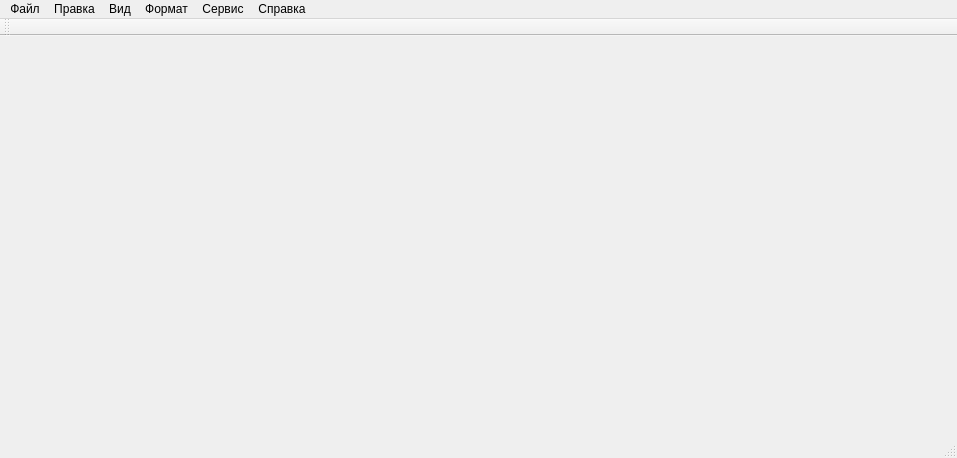
Qt form mainwindow.ui (d1vanov/quentier) before a commit.
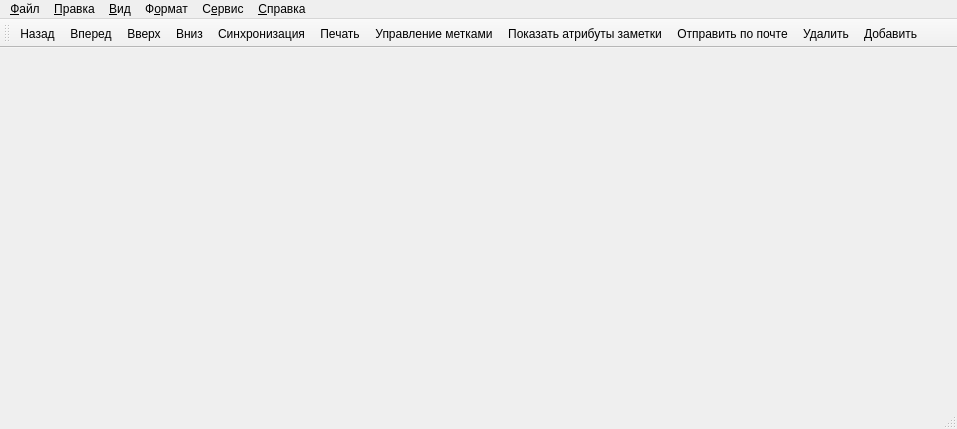
The same form after that commit. Icons and pictures are not drawn.

Commit message: Added actions to the main toolbar, configured actions for most of menu elements - included missing files to commit

Diff of the .ui file:
```diff
--- a/mainwindow.ui
+++ b/mainwindow.ui
@@ -7,12 +7,15 @@
     <x>0</x>
     <y>0</y>
     <width>957</width>
-    <height>458</height>
+    <height>429</height>
    </rect>
   </property>
   <property name="windowTitle">
    <string>MainWindow</string>
   </property>
+  <property name="toolButtonStyle">
+   <enum>Qt::ToolButtonTextOnly</enum>
+  </property>
   <widget class="QWidget" name="centralWidget"/>
   <widget class="QMenuBar" name="menuBar">
    <property name="geometry">
@@ -25,7 +28,7 @@
    </property>
    <widget class="QMenu" name="menuFile">
     <property name="title">
-     <string>Файл</string>
+     <string>&amp;Файл</string>
     </property>
     <widget class="QMenu" name="menuNote">
      <property name="title">
@@ -95,7 +98,7 @@
    </widget>
    <widget class="QMenu" name="menuEdit">
     <property name="title">
-     <string>Правка</string>
+     <string>&amp;Правка</string>
     </property>
     <addaction name="ActionFindInsideNote"/>
     <addaction name="separator"/>
@@ -111,7 +114,7 @@
    </widget>
    <widget class="QMenu" name="menuView">
     <property name="title">
-     <string>Вид</string>
+     <string>&amp;Вид</string>
     </property>
     <addaction name="ActionShowNoteInfo"/>
     <addaction name="ActionShowSource"/>
@@ -135,7 +138,7 @@
    </widget>
    <widget class="QMenu" name="menuFormat">
     <property name="title">
-     <string>Формат</string>
+     <string>Ф&amp;ормат</string>
     </property>
     <widget class="QMenu" name="menu">
      <property name="title">
@@ -196,7 +199,7 @@
    </widget>
    <widget class="QMenu" name="menuService">
     <property name="title">
-     <string>Сервис</string>
+     <string>С&amp;ервис</string>
     </property>
     <addaction name="ActionSync"/>
     <addaction name="ActionConnect"/>
@@ -213,7 +216,7 @@
    </widget>
    <widget class="QMenu" name="menuHelp">
     <property name="title">
-     <string>Справка</string>
+     <string>&amp;Справка</string>
     </property>
     <addaction name="ActionReleaseComments"/>
     <addaction name="ActionCheckForUpdates"/>
@@ -227,12 +230,26 @@
    <addaction name="menuHelp"/>
   </widget>
   <widget class="QToolBar" name="mainToolBar">
+   <property name="toolButtonStyle">
+    <enum>Qt::ToolButtonIconOnly</enum>
+   </property>
    <attribute name="toolBarArea">
     <enum>TopToolBarArea</enum>
    </attribute>
    <attribute name="toolBarBreak">
     <bool>false</bool>
    </attribute>
+   <addaction name="ActionGoPrevious"/>
+   <addaction name="ActionGoNext"/>
+   <addaction name="ActionGoUp"/>
+   <addaction name="ActionGoDown"/>
+   <addaction name="ActionSynchronizeButton"/>
+   <addaction name="ActionPrint"/>
+   <addaction name="ActionManageLabelsButton"/>
+   <addaction name="ActionShowNoteAttributesButton"/>
+   <addaction name="ActionSendMail"/>
+   <addaction name="ActionNoteDelete"/>
+   <addaction name="ActionNoteAdd"/>
   </widget>
   <widget class="QStatusBar" name="statusBar">
    <property name="enabled">
@@ -869,6 +886,101 @@
     <string>Просмотр логов</string>
    </property>
   </action>
+  <action name="ActionGoPrevious">
+   <property name="icon">
+    <iconset theme="go-previous">
+     <normaloff/>
+    </iconset>
+   </property>
+   <property name="text">
+    <string>Назад</string>
+   </property>
+   <property name="toolTip">
+    <string>Назад</string>
+   </property>
+  </action>
+  <action name="ActionGoNext">
+   <property name="icon">
+    <iconset theme="go-next">
+     <normaloff/>
+    </iconset>
+   </property>
+   <property name="text">
+    <string>Вперед</string>
+   </property>
+   <property name="toolTip">
+    <string>Вперед</string>
+   </property>
+  </action>
+  <action name="ActionGoUp">
+   <property name="enabled">
+    <bool>true</bool>
+   </property>
+   <property name="icon">
+    <iconset theme="go-up">
+     <normaloff/>
+    </iconset>
+   </property>
+   <property name="text">
+    <string>Вверх</string>
+   </property>
+   <property name="toolTip">
+    <string>Вверх</string>
+   </property>
+  </action>
+  <action name="ActionGoDown">
+   <property name="icon">
+    <iconset theme="go-down">
+     <normaloff/>
+    </iconset>
+   </property>
+   <property name="text">
+    <string>Вниз</string>
+   </property>
+   <property name="toolTip">
+    <string>Вниз</string>
+   </property>
+  </action>
+  <action name="ActionSynchronizeButton">
+   <property name="icon">
+    <iconset resource="resource/icons.qrc">
+     <normaloff>:/sync_icons/stat_notify_sync.png</normaloff>:/sync_icons/stat_notify_sync.png</iconset>
+   </property>
+   <property name="text">
+    <string>Синхронизация</string>
+   </property>
+   <property name="toolTip">
+    <string>Синхронизация</string>
+   </property>
+   <property name="shortcut">
+    <string>F9</string>
+   </property>
+  </action>
+  <action name="ActionShowNoteAttributesButton">
+   <property name="icon">
+    <iconset theme="dialog-information">
+     <normaloff/>
+    </iconset>
+   </property>
+   <property name="text">
+    <string>Показать атрибуты заметки</string>
+   </property>
+   <property name="toolTip">
+    <string>Показать атрибуты заметки</string>
+   </property>
+  </action>
+  <action name="ActionManageLabelsButton">
+   <property name="icon">
+    <iconset resource="resource/icons.qrc">
+     <normaloff>:/label/tag.png</normaloff>:/label/tag.png</iconset>
+   </property>
+   <property name="text">
+    <string>Управление метками</string>
+   </property>
+   <property name="toolTip">
+    <string>Управление метками</string>
+   </property>
+  </action>
  </widget>
  <layoutdefault spacing="6" margin="11"/>
  <resources/>
```
Left out of the diff: 207 changed lines with no effect on the pictures. The commit also changes 16 other files.
